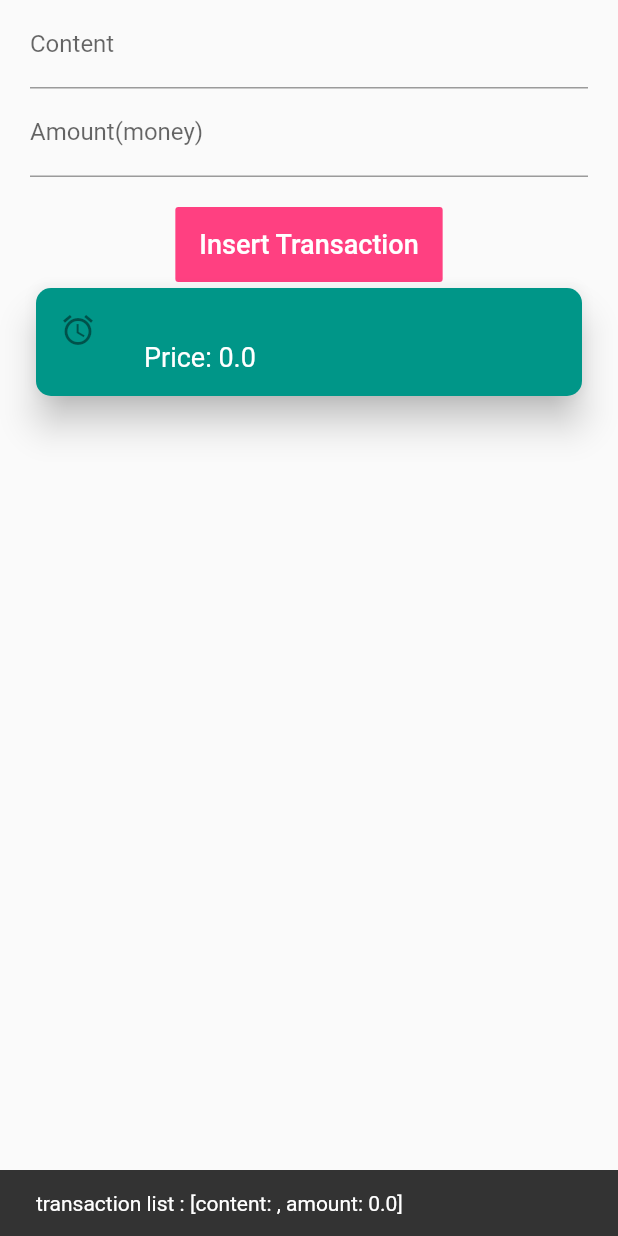
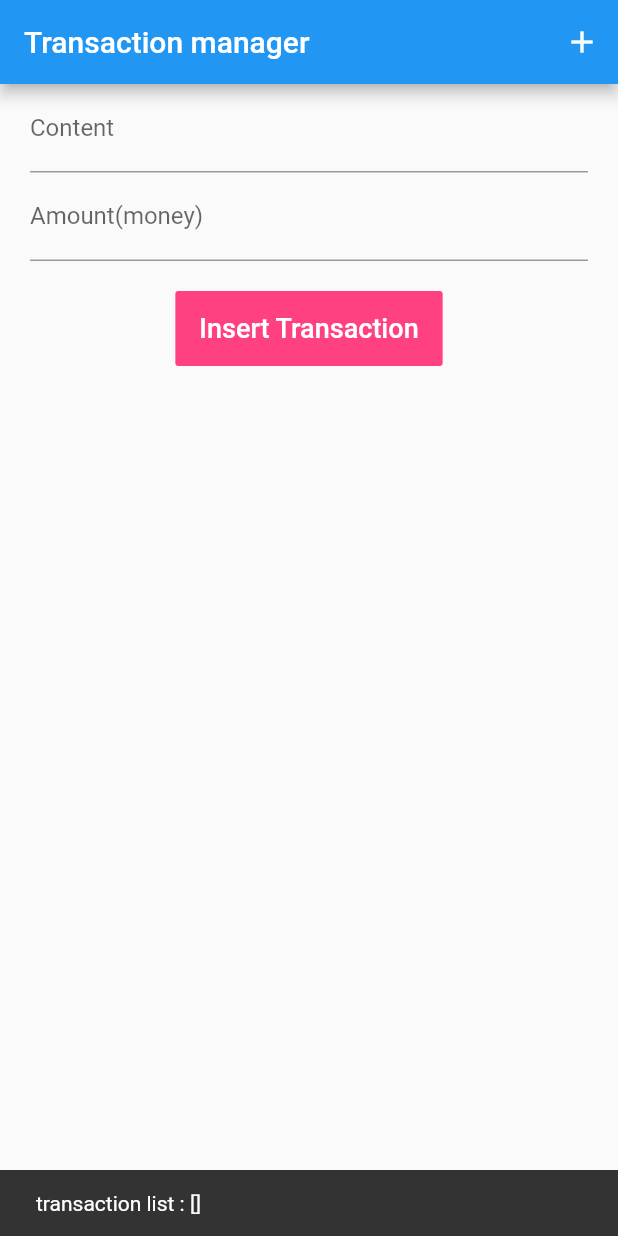
Before and after one commit to tuananh020400/App-Android, a Flutter app: the screen it shows after launch, after a tap on "Insert Transaction", on a phone screen of 412 x 824 dp. Run offline on Flutter 3.47's test engine with Material 2 defaults, Android fonts, the phone set to English and light mode, and no system bars; missing offline and left inert: dart:ffi.

Commit message:
IconButton

```diff
--- a/myapp1/lib/MyApp.dart
+++ b/myapp1/lib/MyApp.dart
@@ -23,11 +23,33 @@ class _MyAppState extends State<MyApp> with WidgetsBindingObserver{
   Transaction _transaction = Transaction(content: '', amount: 0.0);
   List<Transaction> _transactions = [];
 
+  void _insertTransaction(){
+    if(_transaction.content.isEmpty || _transaction.amount == 0.0 || _transaction.amount.isNaN){
+      return;
+    }
+    _transactions.add(_transaction);
+    _transaction = Transaction(content: '', amount: 0.0);
+    _contentController.text = '';
+    _amountController.text = '';
+  }
   @override
   Widget build(BuildContext context) {
     return MaterialApp(
         title: "This is a StatefulWidget",
         home: Scaffold(
+          appBar: AppBar(
+            title: const Text('Transaction manager'),
+            actions: <Widget>[
+              IconButton(
+                icon: Icon(Icons.add),
+                onPressed: (){
+                  setState(() {
+                    _insertTransaction();
+                  });
+                },
+              )
+            ],
+          ),
             key: _scaffoldKey,
             body: SafeArea(
               minimum: const EdgeInsets.only(left: 20, right: 20),
@@ -68,10 +90,7 @@ class _MyAppState extends State<MyApp> with WidgetsBindingObserver{
                           //Display to UI ?
                           //Now it must add the "transaction object" to a list of transactions(state)
                           setState(() {
-                            _transactions.add(_transaction);
-                            _transaction = Transaction(content: '', amount: 0.0);
-                            _contentController.text = '';
-                            _amountController.text = '';
+                            _insertTransaction();
                           });
                           //Now I want to display the list below
                           _scaffoldKey.currentState!.showSnackBar(
```
